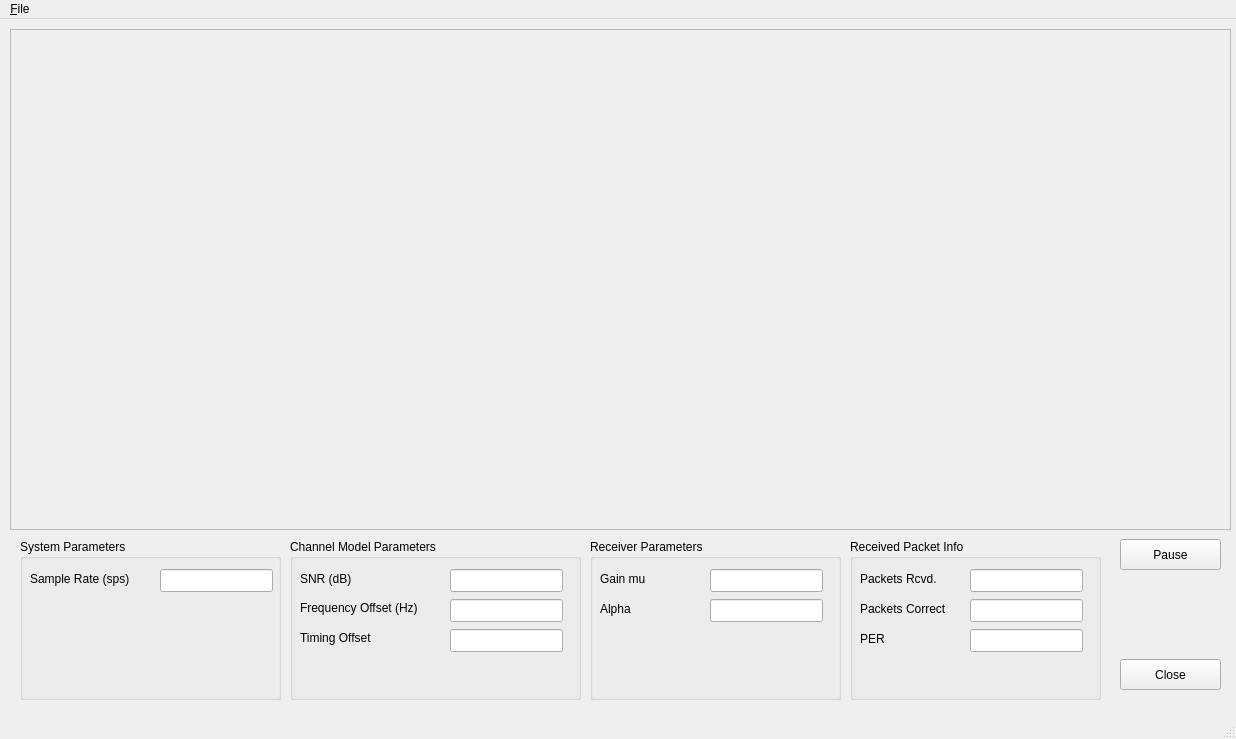
Old version of the form gnuradio-examples/python/digital/qt_digital_window.ui in the repository ZakyHermawan/gnuradio.
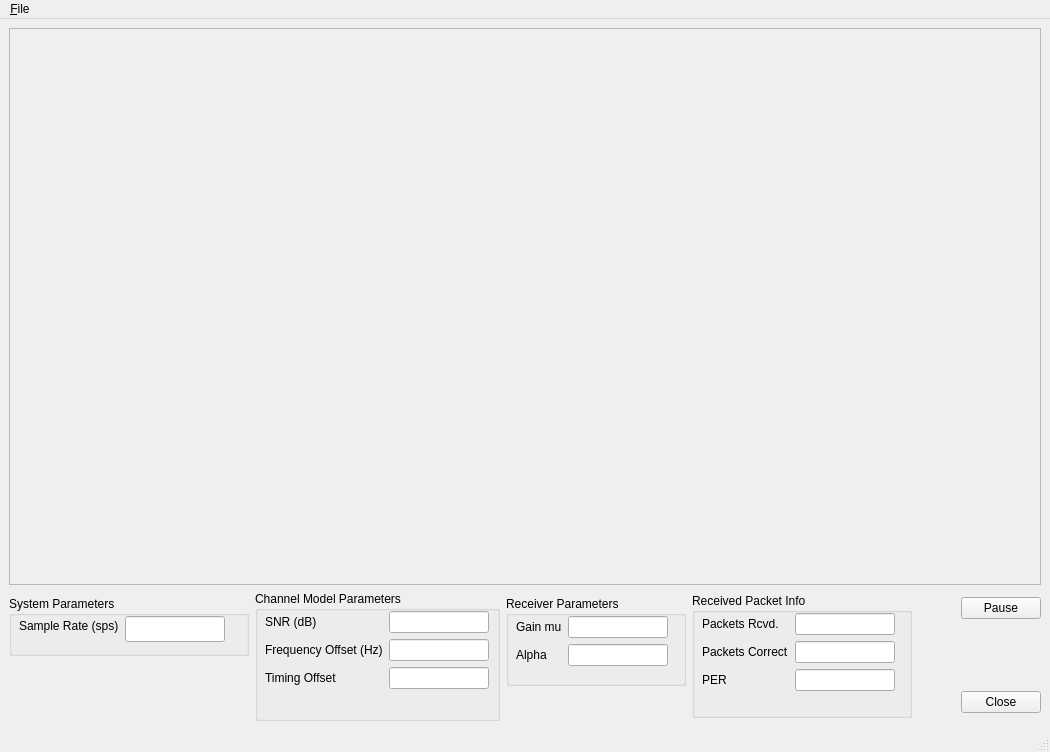
New version of the form.

Patch:
```diff
--- a/gnuradio-examples/python/digital/qt_digital_window.ui
+++ b/gnuradio-examples/python/digital/qt_digital_window.ui
@@ -1,348 +1,588 @@
 <?xml version="1.0" encoding="UTF-8"?>
 <ui version="4.0">
  <class>DigitalWindow</class>
- <widget class="QMainWindow" name="DigitalWindow">
-  <property name="geometry">
+ <widget class="QMainWindow" name="DigitalWindow" >
+  <property name="geometry" >
    <rect>
     <x>0</x>
     <y>0</y>
-    <width>1236</width>
-    <height>739</height>
+    <width>1050</width>
+    <height>752</height>
    </rect>
   </property>
   <property name="windowTitle">
    <string>MainWindow</string>
   </property>
-  <widget class="QWidget" name="centralwidget">
-   <widget class="QPushButton" name="closeButton">
-    <property name="geometry">
-     <rect>
-      <x>1120</x>
-      <y>640</y>
-      <width>101</width>
-      <height>31</height>
-     </rect>
-    </property>
-    <property name="text">
-     <string>Close</string>
-    </property>
-   </widget>
-   <widget class="QFrame" name="sinkFrame">
-    <property name="geometry">
-     <rect>
-      <x>10</x>
-      <y>10</y>
-      <width>1221</width>
-      <height>501</height>
-     </rect>
-    </property>
-    <property name="frameShape">
-     <enum>QFrame::StyledPanel</enum>
-    </property>
-    <property name="frameShadow">
-     <enum>QFrame::Raised</enum>
-    </property>
-    <widget class="QWidget" name="horizontalLayoutWidget">
-     <property name="geometry">
-      <rect>
-       <x>10</x>
-       <y>10</y>
-       <width>1201</width>
-       <height>481</height>
-      </rect>
-     </property>
-     <layout class="QHBoxLayout" name="sinkLayout"/>
-    </widget>
-   </widget>
-   <widget class="QGroupBox" name="channelModeBox">
-    <property name="geometry">
-     <rect>
-      <x>290</x>
-      <y>520</y>
-      <width>291</width>
-      <height>161</height>
-     </rect>
-    </property>
-    <property name="title">
-     <string>Channel Model Parameters</string>
-    </property>
-    <widget class="QLabel" name="timeLabel">
-     <property name="geometry">
-      <rect>
-       <x>10</x>
-       <y>90</y>
-       <width>101</width>
-       <height>17</height>
-      </rect>
-     </property>
-     <property name="text">
-      <string>Timing Offset</string>
-     </property>
-    </widget>
-    <widget class="QLineEdit" name="timeEdit">
-     <property name="geometry">
-      <rect>
-       <x>160</x>
-       <y>90</y>
-       <width>113</width>
-       <height>23</height>
-      </rect>
-     </property>
-    </widget>
-    <widget class="QLineEdit" name="snrEdit">
-     <property name="geometry">
-      <rect>
-       <x>160</x>
-       <y>30</y>
-       <width>113</width>
-       <height>23</height>
-      </rect>
-     </property>
-    </widget>
-    <widget class="QLabel" name="snrLabel">
-     <property name="geometry">
-      <rect>
-       <x>10</x>
-       <y>30</y>
-       <width>111</width>
-       <height>20</height>
-      </rect>
-     </property>
-     <property name="text">
-      <string>SNR (dB)</string>
-     </property>
-    </widget>
-    <widget class="QLineEdit" name="freqEdit">
-     <property name="geometry">
-      <rect>
-       <x>160</x>
-       <y>60</y>
-       <width>113</width>
-       <height>23</height>
-      </rect>
-     </property>
-    </widget>
-    <widget class="QLabel" name="freqLabel">
-     <property name="geometry">
-      <rect>
-       <x>10</x>
-       <y>60</y>
-       <width>141</width>
-       <height>17</height>
-      </rect>
-     </property>
-     <property name="text">
-      <string>Frequency Offset (Hz)</string>
-     </property>
-    </widget>
-   </widget>
-   <widget class="QGroupBox" name="rxBox">
-    <property name="geometry">
-     <rect>
-      <x>590</x>
-      <y>520</y>
-      <width>251</width>
-      <height>161</height>
-     </rect>
-    </property>
-    <property name="title">
-     <string>Receiver Parameters</string>
-    </property>
-    <widget class="QLineEdit" name="gainMuEdit">
-     <property name="geometry">
-      <rect>
-       <x>120</x>
-       <y>30</y>
-       <width>113</width>
-       <height>23</height>
-      </rect>
-     </property>
-    </widget>
-    <widget class="QLabel" name="gainMuLabel">
-     <property name="geometry">
-      <rect>
-       <x>10</x>
-       <y>30</y>
-       <width>111</width>
-       <height>20</height>
-      </rect>
-     </property>
-     <property name="text">
-      <string>Gain mu</string>
-     </property>
-    </widget>
-    <widget class="QLineEdit" name="alphaEdit">
-     <property name="geometry">
-      <rect>
-       <x>120</x>
-       <y>60</y>
-       <width>113</width>
-       <height>23</height>
-      </rect>
-     </property>
-    </widget>
-    <widget class="QLabel" name="alphaLabel">
-     <property name="geometry">
-      <rect>
-       <x>10</x>
-       <y>60</y>
-       <width>111</width>
-       <height>20</height>
-      </rect>
-     </property>
-     <property name="text">
-      <string>Alpha</string>
-     </property>
-    </widget>
-   </widget>
-   <widget class="QGroupBox" name="sysBox">
-    <property name="geometry">
-     <rect>
-      <x>20</x>
-      <y>520</y>
-      <width>261</width>
-      <height>161</height>
-     </rect>
-    </property>
-    <property name="title">
-     <string>System Parameters</string>
-    </property>
-    <widget class="QLineEdit" name="sampleRateEdit">
-     <property name="geometry">
-      <rect>
-       <x>140</x>
-       <y>30</y>
-       <width>113</width>
-       <height>23</height>
-      </rect>
-     </property>
-    </widget>
-    <widget class="QLabel" name="sampleRateLabel">
-     <property name="geometry">
-      <rect>
-       <x>10</x>
-       <y>30</y>
-       <width>121</width>
-       <height>20</height>
-      </rect>
-     </property>
-     <property name="text">
-      <string>Sample Rate (sps)</string>
-     </property>
-    </widget>
-   </widget>
-   <widget class="QPushButton" name="pauseButton">
-    <property name="geometry">
-     <rect>
-      <x>1120</x>
-      <y>520</y>
-      <width>101</width>
-      <height>31</height>
-     </rect>
-    </property>
-    <property name="text">
-     <string>Pause</string>
-    </property>
-   </widget>
-   <widget class="QGroupBox" name="rxBox_2">
-    <property name="geometry">
-     <rect>
-      <x>850</x>
-      <y>520</y>
-      <width>251</width>
-      <height>161</height>
-     </rect>
-    </property>
-    <property name="title">
-     <string>Received Packet Info</string>
-    </property>
-    <widget class="QLineEdit" name="pktsRcvdEdit">
-     <property name="geometry">
-      <rect>
-       <x>120</x>
-       <y>30</y>
-       <width>113</width>
-       <height>23</height>
-      </rect>
-     </property>
-    </widget>
-    <widget class="QLabel" name="pktsRcvdLabel">
-     <property name="geometry">
-      <rect>
-       <x>10</x>
-       <y>30</y>
-       <width>111</width>
-       <height>20</height>
-      </rect>
-     </property>
-     <property name="text">
-      <string>Packets Rcvd.</string>
-     </property>
-    </widget>
-    <widget class="QLineEdit" name="pktsCorrectEdit">
-     <property name="geometry">
-      <rect>
-       <x>120</x>
-       <y>60</y>
-       <width>113</width>
-       <height>23</height>
-      </rect>
-     </property>
-    </widget>
-    <widget class="QLabel" name="pktsCorrectLabel">
-     <property name="geometry">
-      <rect>
-       <x>10</x>
-       <y>60</y>
-       <width>111</width>
-       <height>20</height>
-      </rect>
-     </property>
-     <property name="text">
-      <string>Packets Correct</string>
-     </property>
-    </widget>
-    <widget class="QLabel" name="perLabel">
-     <property name="geometry">
-      <rect>
-       <x>10</x>
-       <y>90</y>
-       <width>111</width>
-       <height>20</height>
-      </rect>
-     </property>
-     <property name="text">
-      <string>PER</string>
-     </property>
-    </widget>
-    <widget class="QLineEdit" name="perEdit">
-     <property name="geometry">
-      <rect>
-       <x>120</x>
-       <y>90</y>
-       <width>113</width>
-       <height>23</height>
-      </rect>
-     </property>
-    </widget>
-   </widget>
+  <widget class="QWidget" name="centralwidget" >
+   <layout class="QGridLayout" name="gridLayout" >
+    <item row="2" column="0" >
+     <layout class="QVBoxLayout" name="verticalLayout_2" >
+      <item>
+       <widget class="QGroupBox" name="sysBox" >
+        <property name="sizePolicy" >
+         <sizepolicy vsizetype="Fixed" hsizetype="Fixed" >
+          <horstretch>0</horstretch>
+          <verstretch>0</verstretch>
+         </sizepolicy>
+        </property>
+        <property name="minimumSize" >
+         <size>
+          <width>240</width>
+          <height>60</height>
+         </size>
+        </property>
+        <property name="maximumSize" >
+         <size>
+          <width>240</width>
+          <height>16777215</height>
+         </size>
+        </property>
+        <property name="title" >
+         <string>System Parameters</string>
+        </property>
+        <widget class="QWidget" name="formLayoutWidget" >
+         <property name="geometry" >
+          <rect>
+           <x>10</x>
+           <y>20</y>
+           <width>221</width>
+           <height>31</height>
+          </rect>
+         </property>
+         <layout class="QFormLayout" name="formLayout" >
+          <property name="sizeConstraint" >
+           <enum>QLayout::SetFixedSize</enum>
+          </property>
+          <property name="verticalSpacing" >
+           <number>20</number>
+          </property>
+          <item row="0" column="1" >
+           <widget class="QLineEdit" name="sampleRateEdit" >
+            <property name="sizePolicy" >
+             <sizepolicy vsizetype="Fixed" hsizetype="Fixed" >
+              <horstretch>0</horstretch>
+              <verstretch>0</verstretch>
+             </sizepolicy>
+            </property>
+            <property name="minimumSize" >
+             <size>
+              <width>100</width>
+              <height>26</height>
+             </size>
+            </property>
+            <property name="maximumSize" >
+             <size>
+              <width>100</width>
+              <height>26</height>
+             </size>
+            </property>
+           </widget>
+          </item>
+          <item row="0" column="0" >
+           <widget class="QLabel" name="sampleRateLabel" >
+            <property name="sizePolicy" >
+             <sizepolicy vsizetype="Fixed" hsizetype="Fixed" >
+              <horstretch>0</horstretch>
+              <verstretch>0</verstretch>
+             </sizepolicy>
+            </property>
+            <property name="minimumSize" >
+             <size>
+              <width>0</width>
+              <height>20</height>
+             </size>
+            </property>
+            <property name="maximumSize" >
+             <size>
+              <width>16777215</width>
+              <height>20</height>
+             </size>
+            </property>
+            <property name="text" >
+             <string>Sample Rate (sps)</string>
+            </property>
+           </widget>
+          </item>
+         </layout>
+        </widget>
+       </widget>
+      </item>
+      <item>
+       <spacer name="verticalSpacer_2" >
+        <property name="orientation" >
+         <enum>Qt::Vertical</enum>
+        </property>
+        <property name="sizeType" >
+         <enum>QSizePolicy::Fixed</enum>
+        </property>
+        <property name="sizeHint" stdset="0" >
+         <size>
+          <width>20</width>
+          <height>60</height>
+         </size>
+        </property>
+       </spacer>
+      </item>
+     </layout>
+    </item>
+    <item row="2" column="1" >
+     <widget class="QGroupBox" name="channelModeBox" >
+      <property name="sizePolicy" >
+       <sizepolicy vsizetype="Fixed" hsizetype="Fixed" >
+        <horstretch>0</horstretch>
+        <verstretch>0</verstretch>
+       </sizepolicy>
+      </property>
+      <property name="minimumSize" >
+       <size>
+        <width>245</width>
+        <height>130</height>
+       </size>
+      </property>
+      <property name="maximumSize" >
+       <size>
+        <width>245</width>
+        <height>16777215</height>
+       </size>
+      </property>
+      <property name="title" >
+       <string>Channel Model Parameters</string>
+      </property>
+      <widget class="QWidget" name="formLayoutWidget_2" >
+       <property name="geometry" >
+        <rect>
+         <x>10</x>
+         <y>20</y>
+         <width>231</width>
+         <height>98</height>
+        </rect>
+       </property>
+       <layout class="QFormLayout" name="formLayout_2" >
+        <property name="sizeConstraint" >
+         <enum>QLayout::SetFixedSize</enum>
+        </property>
+        <property name="fieldGrowthPolicy" >
+         <enum>QFormLayout::AllNonFixedFieldsGrow</enum>
+        </property>
+        <item row="0" column="0" >
+         <widget class="QLabel" name="snrLabel" >
+          <property name="text" >
+           <string>SNR (dB)</string>
+          </property>
+         </widget>
+        </item>
+        <item row="0" column="1" >
+         <widget class="QLineEdit" name="snrEdit" >
+          <property name="minimumSize" >
+           <size>
+            <width>100</width>
+            <height>0</height>
+           </size>
+          </property>
+          <property name="maximumSize" >
+           <size>
+            <width>100</width>
+            <height>16777215</height>
+           </size>
+          </property>
+         </widget>
+        </item>
+        <item row="1" column="0" >
+         <widget class="QLabel" name="freqLabel" >
+          <property name="text" >
+           <string>Frequency Offset (Hz)</string>
+          </property>
+         </widget>
+        </item>
+        <item row="1" column="1" >
+         <widget class="QLineEdit" name="freqEdit" >
+          <property name="minimumSize" >
+           <size>
+            <width>100</width>
+            <height>0</height>
+           </size>
+          </property>
+          <property name="maximumSize" >
+           <size>
+            <width>100</width>
+            <height>16777215</height>
+           </size>
+          </property>
+         </widget>
+        </item>
+        <item row="2" column="0" >
+         <widget class="QLabel" name="timeLabel" >
+          <property name="text" >
+           <string>Timing Offset</string>
+          </property>
+         </widget>
+        </item>
+        <item row="2" column="1" >
+         <widget class="QLineEdit" name="timeEdit" >
+          <property name="minimumSize" >
+           <size>
+            <width>100</width>
+            <height>0</height>
+           </size>
+          </property>
+          <property name="maximumSize" >
+           <size>
+            <width>100</width>
+            <height>16777215</height>
+           </size>
+          </property>
+         </widget>
+        </item>
+       </layout>
+      </widget>
+     </widget>
+    </item>
+    <item row="0" column="0" colspan="6" >
+     <layout class="QVBoxLayout" name="verticalLayout_5" >
+      <item>
+       <widget class="QFrame" name="sinkFrame" >
+        <property name="sizePolicy" >
+         <sizepolicy vsizetype="Expanding" hsizetype="Expanding" >
+          <horstretch>0</horstretch>
+          <verstretch>0</verstretch>
+         </sizepolicy>
+        </property>
+        <property name="minimumSize" >
+         <size>
+          <width>1000</width>
+          <height>550</height>
+         </size>
+        </property>
+        <property name="frameShape" >
+         <enum>QFrame::StyledPanel</enum>
+        </property>
+        <property name="frameShadow" >
+         <enum>QFrame::Raised</enum>
+        </property>
+        <layout class="QGridLayout" name="gridLayout_2" >
+         <item row="1" column="0" >
+          <layout class="QHBoxLayout" name="sinkLayout" />
+         </item>
+        </layout>
+        <zorder>verticalLayoutWidget</zorder>
+        <zorder>verticalLayoutWidget</zorder>
+       </widget>
+      </item>
+     </layout>
+    </item>
+    <item row="2" column="2" >
+     <layout class="QVBoxLayout" name="verticalLayout_3" >
+      <item>
+       <widget class="QGroupBox" name="rxBox" >
+        <property name="sizePolicy" >
+         <sizepolicy vsizetype="Fixed" hsizetype="Fixed" >
+          <horstretch>0</horstretch>
+          <verstretch>0</verstretch>
+         </sizepolicy>
+        </property>
+        <property name="minimumSize" >
+         <size>
+          <width>180</width>
+          <height>90</height>
+         </size>
+        </property>
+        <property name="maximumSize" >
+         <size>
+          <width>180</width>
+          <height>16777215</height>
+         </size>
+        </property>
+        <property name="title" >
+         <string>Receiver Parameters</string>
+        </property>
+        <widget class="QWidget" name="formLayoutWidget_3" >
+         <property name="geometry" >
+          <rect>
+           <x>10</x>
+           <y>20</y>
+           <width>161</width>
+           <height>61</height>
+          </rect>
+         </property>
+         <layout class="QFormLayout" name="formLayout_3" >
+          <property name="sizeConstraint" >
+           <enum>QLayout::SetFixedSize</enum>
+          </property>
+          <item row="0" column="0" >
+           <widget class="QLabel" name="gainMuLabel" >
+            <property name="text" >
+             <string>Gain mu</string>
+            </property>
+           </widget>
+          </item>
+          <item row="1" column="0" >
+           <widget class="QLabel" name="alphaLabel" >
+            <property name="text" >
+             <string>Alpha</string>
+            </property>
+           </widget>
+          </item>
+          <item row="0" column="1" >
+           <widget class="QLineEdit" name="gainMuEdit" >
+            <property name="minimumSize" >
+             <size>
+              <width>100</width>
+              <height>0</height>
+             </size>
+            </property>
+            <property name="maximumSize" >
+             <size>
+              <width>100</width>
+              <height>16777215</height>
+             </size>
+            </property>
+           </widget>
+          </item>
+          <item row="1" column="1" >
+           <widget class="QLineEdit" name="alphaEdit" >
+            <property name="minimumSize" >
+             <size>
+              <width>100</width>
+              <height>0</height>
+             </size>
+            </property>
+            <property name="maximumSize" >
+             <size>
+              <width>100</width>
+              <height>16777215</height>
+             </size>
+            </property>
+           </widget>
+          </item>
+         </layout>
+        </widget>
+       </widget>
+      </item>
+      <item>
+       <spacer name="verticalSpacer_4" >
+        <property name="orientation" >
+         <enum>Qt::Vertical</enum>
+        </property>
+        <property name="sizeType" >
+         <enum>QSizePolicy::Fixed</enum>
+        </property>
+        <property name="sizeHint" stdset="0" >
+         <size>
+          <width>20</width>
+          <height>30</height>
+         </size>
+        </property>
+       </spacer>
+      </item>
+     </layout>
+    </item>
+    <item row="2" column="3" >
+     <widget class="QGroupBox" name="rxBox_2" >
+      <property name="sizePolicy" >
+       <sizepolicy vsizetype="Fixed" hsizetype="Fixed" >
+        <horstretch>0</horstretch>
+        <verstretch>0</verstretch>
+       </sizepolicy>
+      </property>
+      <property name="minimumSize" >
+       <size>
+        <width>220</width>
+        <height>125</height>
+       </size>
+      </property>
+      <property name="maximumSize" >
+       <size>
+        <width>265</width>
+        <height>125</height>
+       </size>
+      </property>
+      <property name="title" >
+       <string>Received Packet Info</string>
+      </property>
+      <widget class="QWidget" name="formLayoutWidget_4" >
+       <property name="geometry" >
+        <rect>
+         <x>10</x>
+         <y>20</y>
+         <width>201</width>
+         <height>92</height>
+        </rect>
+       </property>
+       <layout class="QFormLayout" name="formLayout_4" >
+        <property name="sizeConstraint" >
+         <enum>QLayout::SetFixedSize</enum>
+        </property>
+        <item row="0" column="0" >
+         <widget class="QLabel" name="pktsRcvdLabel" >
+          <property name="text" >
+           <string>Packets Rcvd.</string>
+          </property>
+         </widget>
+        </item>
+        <item row="1" column="0" >
+         <widget class="QLabel" name="pktsCorrectLabel" >
+          <property name="text" >
+           <string>Packets Correct</string>
+          </property>
+         </widget>
+        </item>
+        <item row="2" column="0" >
+         <widget class="QLabel" name="perLabel" >
+          <property name="text" >
+           <string>PER</string>
+          </property>
+         </widget>
+        </item>
+        <item row="0" column="1" >
+         <widget class="QLineEdit" name="pktsRcvdEdit" >
+          <property name="minimumSize" >
+           <size>
+            <width>100</width>
+            <height>0</height>
+           </size>
+          </property>
+          <property name="maximumSize" >
+           <size>
+            <width>100</width>
+            <height>16777215</height>
+           </size>
+          </property>
+         </widget>
+        </item>
+        <item row="1" column="1" >
+         <widget class="QLineEdit" name="pktsCorrectEdit" >
+          <property name="minimumSize" >
+           <size>
+            <width>100</width>
+            <height>0</height>
+           </size>
+          </property>
+          <property name="maximumSize" >
+           <size>
+            <width>100</width>
+            <height>16777215</height>
+           </size>
+          </property>
+         </widget>
+        </item>
+        <item row="2" column="1" >
+         <widget class="QLineEdit" name="perEdit" >
+          <property name="minimumSize" >
+           <size>
+            <width>100</width>
+            <height>0</height>
+           </size>
+          </property>
+          <property name="maximumSize" >
+           <size>
+            <width>100</width>
+            <height>16777215</height>
+           </size>
+          </property>
+         </widget>
+        </item>
+       </layout>
+      </widget>
+     </widget>
+    </item>
+    <item row="2" column="4" >
+     <spacer name="horizontalSpacer" >
+      <property name="orientation" >
+       <enum>Qt::Horizontal</enum>
+      </property>
+      <property name="sizeHint" stdset="0" >
+       <size>
+        <width>20</width>
+        <height>20</height>
+       </size>
+      </property>
+     </spacer>
+    </item>
+    <item row="2" column="5" >
+     <layout class="QVBoxLayout" name="verticalLayout" >
+      <item>
+       <widget class="QPushButton" name="pauseButton" >
+        <property name="minimumSize" >
+         <size>
+          <width>80</width>
+          <height>0</height>
+         </size>
+        </property>
+        <property name="maximumSize" >
+         <size>
+          <width>80</width>
+          <height>16777215</height>
+         </size>
+        </property>
+        <property name="text" >
+         <string>Pause</string>
+        </property>
+       </widget>
+      </item>
+      <item>
+       <spacer name="verticalSpacer" >
+        <property name="orientation" >
+         <enum>Qt::Vertical</enum>
+        </property>
+        <property name="sizeType" >
+         <enum>QSizePolicy::Fixed</enum>
+        </property>
+        <property name="sizeHint" stdset="0" >
+         <size>
+          <width>20</width>
+          <height>60</height>
+         </size>
+        </property>
+       </spacer>
+      </item>
+      <item>
+       <widget class="QPushButton" name="closeButton" >
+        <property name="minimumSize" >
+         <size>
+          <width>80</width>
+          <height>0</height>
+         </size>
+        </property>
+        <property name="maximumSize" >
+         <size>
+          <width>80</width>
+          <height>16777215</height>
+         </size>
+        </property>
+        <property name="text" >
+         <string>Close</string>
+        </property>
+       </widget>
+      </item>
+     </layout>
+    </item>
+   </layout>
+   <zorder>sinkFrame</zorder>
+   <zorder>channelModeBox</zorder>
+   <zorder>verticalLayoutWidget</zorder>
+   <zorder>verticalLayoutWidget</zorder>
+   <zorder>rxBox</zorder>
+   <zorder></zorder>
+   <zorder>rxBox_2</zorder>
+   <zorder>horizontalSpacer</zorder>
+   <zorder></zorder>
   </widget>
-  <widget class="QMenuBar" name="menubar">
-   <property name="geometry">
+  <widget class="QMenuBar" name="menubar" >
+   <property name="geometry" >
     <rect>
      <x>0</x>
      <y>0</y>
-     <width>1236</width>
-     <height>25</height>
+     <width>1050</width>
+     <height>24</height>
     </rect>
    </property>
-   <widget class="QMenu" name="menuFile">
-    <property name="title">
+   <widget class="QMenu" name="menuFile" >
+    <property name="title" >
      <string>&amp;File</string>
     </property>
     <addaction name="actionExit"/>
    </widget>
-   <addaction name="menuFile"/>
+   <addaction name="menuFile" />
   </widget>
   <widget class="QStatusBar" name="statusbar"/>
   <action name="actionExit">
```
Left out of the diff: 22 changed lines with no effect on the pictures.
